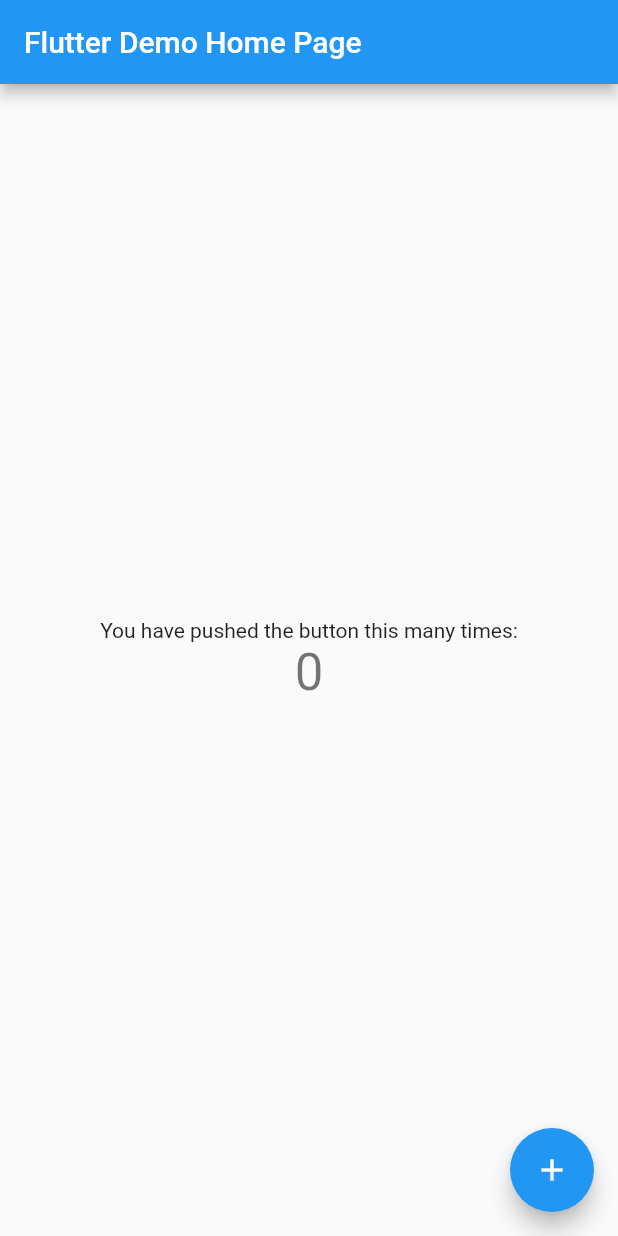
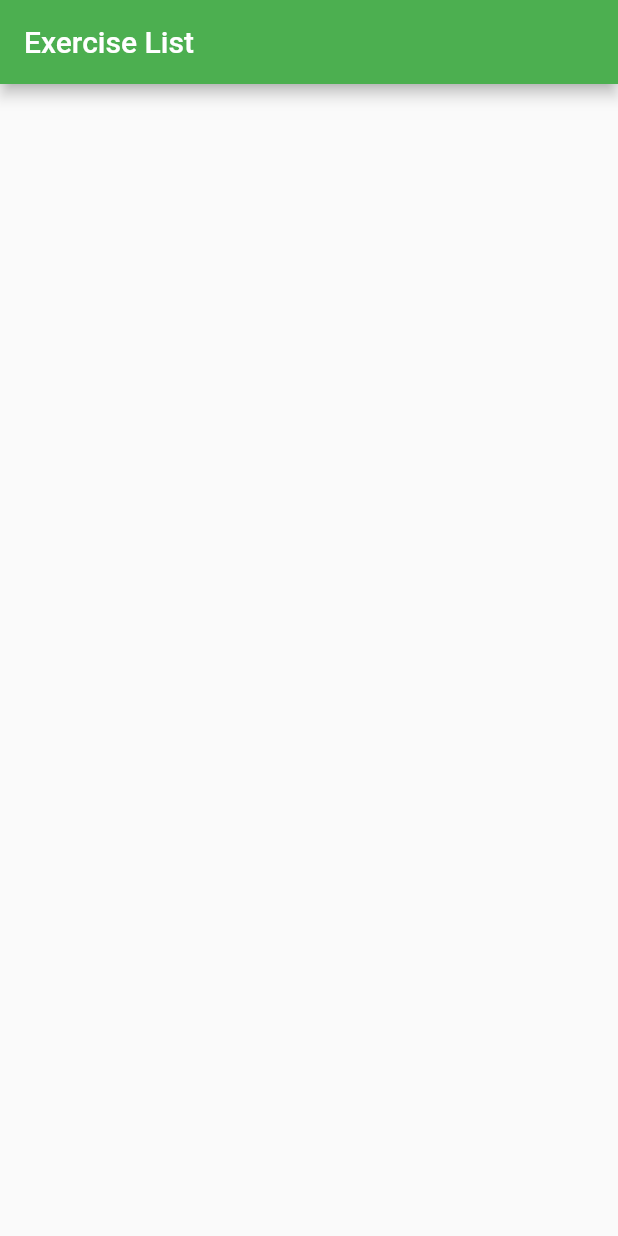
Before and after one commit to elitechetangowda/artivatic_Chetan, a Flutter app: the screen it shows after launch, on a phone screen of 412 x 824 dp. Run offline on Flutter 3.47's test engine with Material 2 defaults, Android fonts, the phone set to English and light mode, and no system bars; our stand-ins replace bloc, dio, equatable.

Commit message:
added navigation to home page in main.dart

```diff
--- a/lib/main.dart
+++ b/lib/main.dart
@@ -1,3 +1,4 @@
+import 'package:artivatic_profiency_exercise/pages/exercise_page.dart';
 import 'package:flutter/material.dart';
 
 void main() {
@@ -7,109 +8,15 @@
 class MyApp extends StatelessWidget {
   const MyApp({Key? key}) : super(key: key);
 
-  // This widget is the root of your application.
   @override
   Widget build(BuildContext context) {
     return MaterialApp(
-      title: 'Flutter Demo',
+      debugShowCheckedModeBanner: false,
+      title: 'Exercise List',
       theme: ThemeData(
-        // This is the theme of your application.
-        //
-        // Try running your application with "flutter run". You'll see the
-        // application has a blue toolbar. Then, without quitting the app, try
-        // changing the primarySwatch below to Colors.green and then invoke
-        // "hot reload" (press "r" in the console where you ran "flutter run",
-        // or simply save your changes to "hot reload" in a Flutter IDE).
-        // Notice that the counter didn't reset back to zero; the application
-        // is not restarted.
-        primarySwatch: Colors.blue,
+        primarySwatch: Colors.green,
       ),
-      home: const MyHomePage(title: 'Flutter Demo Home Page'),
+      home: const ExercisePage(),//navigate to Exercise page
     );
   }
 }
-
-class MyHomePage extends StatefulWidget {
-  const MyHomePage({Key? key, required this.title}) : super(key: key);
-
-  // This widget is the home page of your application. It is stateful, meaning
-  // that it has a State object (defined below) that contains fields that affect
-  // how it looks.
-
-  // This class is the configuration for the state. It holds the values (in this
-  // case the title) provided by the parent (in this case the App widget) and
-  // used by the build method of the State. Fields in a Widget subclass are
-  // always marked "final".
-
-  final String title;
-
-  @override
-  State<MyHomePage> createState() => _MyHomePageState();
-}
-
-class _MyHomePageState extends State<MyHomePage> {
-  int _counter = 0;
-
-  void _incrementCounter() {
-    setState(() {
-      // This call to setState tells the Flutter framework that something has
-      // changed in this State, which causes it to rerun the build method below
-      // so that the display can reflect the updated values. If we changed
-      // _counter without calling setState(), then the build method would not be
-      // called again, and so nothing would appear to happen.
-      _counter++;
-    });
-  }
-
-  @override
-  Widget build(BuildContext context) {
-    // This method is rerun every time setState is called, for instance as done
-    // by the _incrementCounter method above.
-    //
-    // The Flutter framework has been optimized to make rerunning build methods
-    // fast, so that you can just rebuild anything that needs updating rather
-    // than having to individually change instances of widgets.
-    return Scaffold(
-      appBar: AppBar(
-        // Here we take the value from the MyHomePage object that was created by
-        // the App.build method, and use it to set our appbar title.
-        title: Text(widget.title),
-      ),
-      body: Center(
-        // Center is a layout widget. It takes a single child and positions it
-        // in the middle of the parent.
-        child: Column(
-          // Column is also a layout widget. It takes a list of children and
-          // arranges them vertically. By default, it sizes itself to fit its
-          // children horizontally, and tries to be as tall as its parent.
-          //
-          // Invoke "debug painting" (press "p" in the console, choose the
-          // "Toggle Debug Paint" action from the Flutter Inspector in Android
-          // Studio, or the "Toggle Debug Paint" command in Visual Studio Code)
-          // to see the wireframe for each widget.
-          //
-          // Column has various properties to control how it sizes itself and
-          // how it positions its children. Here we use mainAxisAlignment to
-          // center the children vertically; the main axis here is the vertical
-          // axis because Columns are vertical (the cross axis would be
-          // horizontal).
-          mainAxisAlignment: MainAxisAlignment.center,
-          children: <Widget>[
-            const Text(
-              'You have pushed the button this many times:',
-            ),
-            Text(
-              '$_counter',
-              style: Theme.of(context).textTheme.headline4,
-            ),
-          ],
-        ),
-      ),
-      floatingActionButton: FloatingActionButton(
-        onPressed: _incrementCounter,
-        tooltip: 'Increment',
-        child: const Icon(Icons.add),
-      ), // This trailing comma makes auto-formatting nicer for build methods.
-    );
-  }
-}
--- /dev/null
+++ b/lib/pages/exercise_page.dart
@@ -0,0 +1,34 @@
+import 'package:flutter/material.dart';
+
+
+class ExercisePage extends StatefulWidget {
+  const ExercisePage({Key? key}) : super(key: key);
+
+  @override
+  _ExercisePageState createState() => _ExercisePageState();
+}
+
+class _ExercisePageState extends State<ExercisePage> {
+
+  @override
+  void initState() {
+    super.initState();
+  }
+
+  @override
+  Widget build(BuildContext context) {
+    return Scaffold(
+      appBar: AppBar(title:const Text('Exercise List')),
+      body: _buildListExercise(),
+    );
+  }
+
+  Widget _buildListExercise() {
+    return Container(
+      margin: const EdgeInsets.all(8.0),
+
+    );
+  }
+
+
+}
--- /dev/null
+++ b/lib/resources/api_repo.dart
@@ -0,0 +1,10 @@
+import 'package:artivatic_profiency_exercise/Model/exercise_response.dart';
+import 'api_provider.dart';
+
+class ApiRepository {
+  final _provider = ApiProvider();
+
+  Future<Exercise> fetchCovidList() {
+    return _provider.fetchExerciseList();
+  }
+}
```
